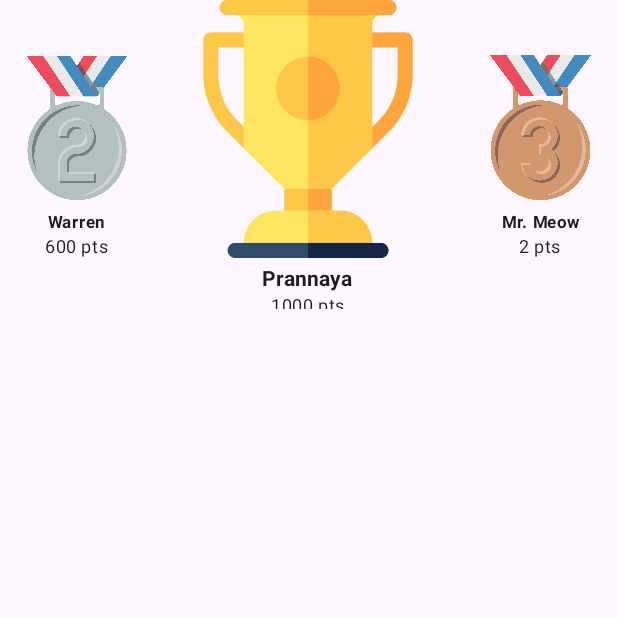
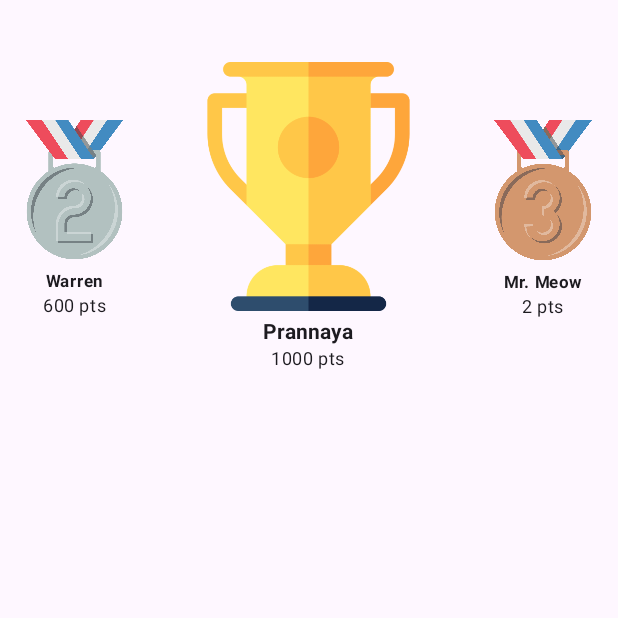
Before and after one commit to NUSH-Hack/diskut, an Android app built with Jetpack Compose: the composable Leaderboard called with sample values from the repository, on a phone screen of 412 x 824 dp, the top half of it. Run offline under Robolectric (Android 15) with nearby library versions, the phone set to English and light mode, and no system bars.

Commit message:
Reduce likelihood of points disappearing at shorter phone aspect ratios

```diff
--- a/app/src/main/java/com/example/diskut/View/QuestPage/Leaderboard.kt
+++ b/app/src/main/java/com/example/diskut/View/QuestPage/Leaderboard.kt
@@ -35,7 +35,7 @@ import com.example.diskut.ui.theme.AppTheme
 internal fun Leaderboard(leaderboard: List<User>, modifier: Modifier = Modifier) {
     Row(modifier = modifier
         .fillMaxWidth()
-        .fillMaxHeight(0.25f), horizontalArrangement = Arrangement.SpaceEvenly) {
+        .fillMaxHeight(0.35f), horizontalArrangement = Arrangement.SpaceEvenly) {
         // second place
         Place(
             modifier = Modifier
@@ -46,7 +46,7 @@ internal fun Leaderboard(leaderboard: List<User>, modifier: Modifier = Modifier)
             style = MaterialTheme.typography.labelSmall
         )
 
-        Spacer(modifier = Modifier.weight(0.025f))
+        Spacer(modifier = Modifier.weight(0.035f))
 
         // first place
         Place(
@@ -58,7 +58,7 @@ internal fun Leaderboard(leaderboard: List<User>, modifier: Modifier = Modifier)
             style = MaterialTheme.typography.labelLarge
         )
 
-        Spacer(modifier = Modifier.weight(0.025f))
+        Spacer(modifier = Modifier.weight(0.035f))
 
         // third place
         Place(
```
